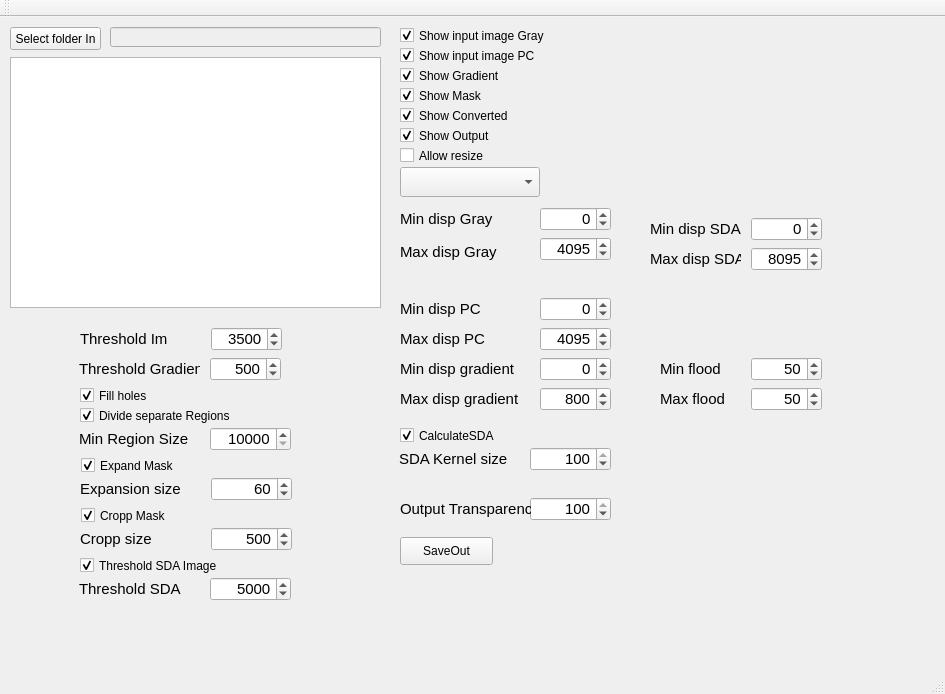
Qt form HipsViever/mainwindow.ui (marcinkociolek/ProjectsPL) before a commit.
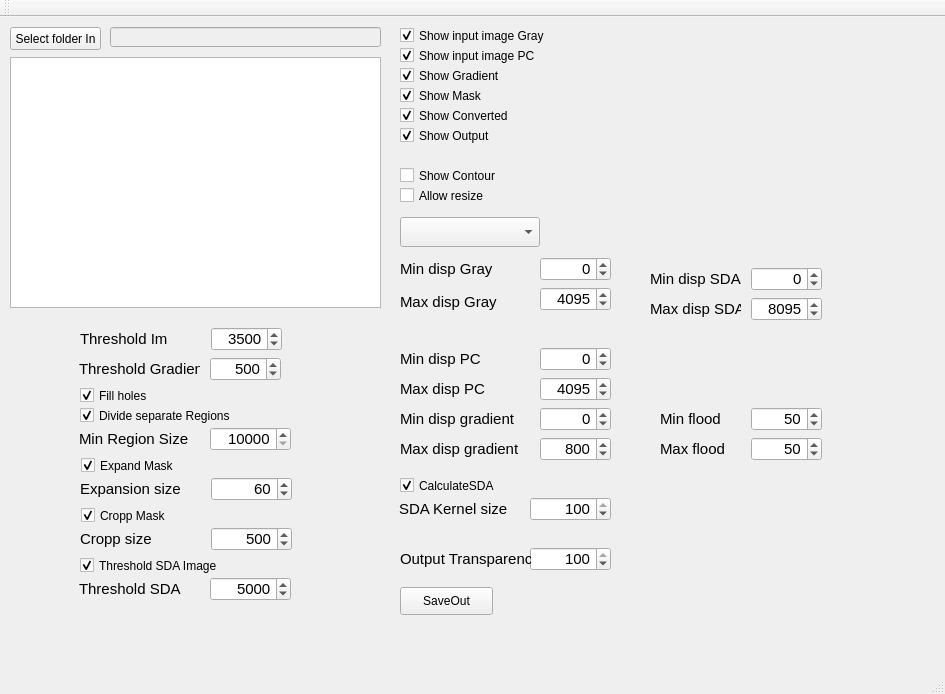
The same form after that commit.

Commit message: HipsViewer Contour/region view

Patch:
```diff
--- a/HipsViever/mainwindow.ui
+++ b/HipsViever/mainwindow.ui
@@ -70,7 +70,7 @@
     <property name="geometry">
      <rect>
       <x>400</x>
-      <y>150</y>
+      <y>200</y>
       <width>140</width>
       <height>30</height>
      </rect>
@@ -85,7 +85,7 @@
     <property name="geometry">
      <rect>
       <x>540</x>
-      <y>220</y>
+      <y>270</y>
       <width>71</width>
       <height>24</height>
      </rect>
@@ -112,7 +112,7 @@
     <property name="geometry">
      <rect>
       <x>540</x>
-      <y>190</y>
+      <y>240</y>
       <width>71</width>
       <height>24</height>
      </rect>
@@ -139,7 +139,7 @@
     <property name="geometry">
      <rect>
       <x>400</x>
-      <y>220</y>
+      <y>270</y>
       <width>131</width>
       <height>30</height>
      </rect>
@@ -157,7 +157,7 @@
     <property name="geometry">
      <rect>
       <x>400</x>
-      <y>190</y>
+      <y>240</y>
       <width>121</width>
       <height>24</height>
      </rect>
@@ -194,7 +194,7 @@
     <property name="geometry">
      <rect>
       <x>400</x>
-      <y>310</y>
+      <y>360</y>
       <width>121</width>
       <height>24</height>
      </rect>
@@ -212,7 +212,7 @@
     <property name="geometry">
      <rect>
       <x>400</x>
-      <y>280</y>
+      <y>330</y>
       <width>121</width>
       <height>24</height>
      </rect>
@@ -233,7 +233,7 @@
     <property name="geometry">
      <rect>
       <x>540</x>
-      <y>310</y>
+      <y>360</y>
       <width>71</width>
       <height>24</height>
      </rect>
@@ -260,7 +260,7 @@
     <property name="geometry">
      <rect>
       <x>540</x>
-      <y>280</y>
+      <y>330</y>
       <width>71</width>
       <height>24</height>
      </rect>
@@ -287,7 +287,7 @@
     <property name="geometry">
      <rect>
       <x>400</x>
-      <y>370</y>
+      <y>420</y>
       <width>141</width>
       <height>24</height>
      </rect>
@@ -305,7 +305,7 @@
     <property name="geometry">
      <rect>
       <x>540</x>
-      <y>340</y>
+      <y>390</y>
       <width>71</width>
       <height>24</height>
      </rect>
@@ -332,7 +332,7 @@
     <property name="geometry">
      <rect>
       <x>400</x>
-      <y>340</y>
+      <y>390</y>
       <width>141</width>
       <height>24</height>
      </rect>
@@ -353,7 +353,7 @@
     <property name="geometry">
      <rect>
       <x>540</x>
-      <y>370</y>
+      <y>420</y>
       <width>71</width>
       <height>24</height>
      </rect>
@@ -473,7 +473,7 @@
     <property name="geometry">
      <rect>
       <x>751</x>
-      <y>230</y>
+      <y>280</y>
       <width>71</width>
       <height>24</height>
      </rect>
@@ -500,7 +500,7 @@
     <property name="geometry">
      <rect>
       <x>751</x>
-      <y>200</y>
+      <y>250</y>
       <width>71</width>
       <height>24</height>
      </rect>
@@ -527,7 +527,7 @@
     <property name="geometry">
      <rect>
       <x>650</x>
-      <y>200</y>
+      <y>250</y>
       <width>91</width>
       <height>24</height>
      </rect>
@@ -548,7 +548,7 @@
     <property name="geometry">
      <rect>
       <x>650</x>
-      <y>230</y>
+      <y>280</y>
       <width>91</width>
       <height>24</height>
      </rect>
@@ -566,7 +566,7 @@
     <property name="geometry">
      <rect>
       <x>751</x>
-      <y>340</y>
+      <y>390</y>
       <width>71</width>
       <height>24</height>
      </rect>
@@ -596,7 +596,7 @@
     <property name="geometry">
      <rect>
       <x>751</x>
-      <y>370</y>
+      <y>420</y>
       <width>71</width>
       <height>24</height>
      </rect>
@@ -626,7 +626,7 @@
     <property name="geometry">
      <rect>
       <x>660</x>
-      <y>370</y>
+      <y>420</y>
       <width>81</width>
       <height>24</height>
      </rect>
@@ -644,7 +644,7 @@
     <property name="geometry">
      <rect>
       <x>660</x>
-      <y>340</y>
+      <y>390</y>
       <width>81</width>
       <height>24</height>
      </rect>
@@ -710,7 +710,7 @@
     <property name="geometry">
      <rect>
       <x>400</x>
-      <y>130</y>
+      <y>170</y>
       <width>151</width>
       <height>17</height>
      </rect>
@@ -934,7 +934,7 @@
     <property name="geometry">
      <rect>
       <x>399</x>
-      <y>430</y>
+      <y>480</y>
       <width>131</width>
       <height>24</height>
      </rect>
@@ -952,7 +952,7 @@
     <property name="geometry">
      <rect>
       <x>530</x>
-      <y>430</y>
+      <y>480</y>
       <width>81</width>
       <height>24</height>
      </rect>
@@ -982,7 +982,7 @@
     <property name="geometry">
      <rect>
       <x>400</x>
-      <y>410</y>
+      <y>460</y>
       <width>171</width>
       <height>17</height>
      </rect>
@@ -1078,7 +1078,7 @@
     <property name="geometry">
      <rect>
       <x>530</x>
-      <y>480</y>
+      <y>530</y>
       <width>81</width>
       <height>24</height>
      </rect>
@@ -1108,7 +1108,7 @@
     <property name="geometry">
      <rect>
       <x>400</x>
-      <y>480</y>
+      <y>530</y>
       <width>131</width>
       <height>24</height>
      </rect>
@@ -1126,7 +1126,7 @@
     <property name="geometry">
      <rect>
       <x>400</x>
-      <y>520</y>
+      <y>570</y>
       <width>93</width>
       <height>28</height>
      </rect>
@@ -1135,6 +1135,22 @@
      <string>SaveOut</string>
     </property>
    </widget>
+   <widget class="QCheckBox" name="CheckBoxContour">
+    <property name="geometry">
+     <rect>
+      <x>400</x>
+      <y>150</y>
+      <width>151</width>
+      <height>17</height>
+     </rect>
+    </property>
+    <property name="text">
+     <string>Show Contour</string>
+    </property>
+    <property name="checked">
+     <bool>false</bool>
+    </property>
+   </widget>
   </widget>
   <widget class="QMenuBar" name="menuBar">
    <property name="geometry">
```
The commit also changes 2 other files.
